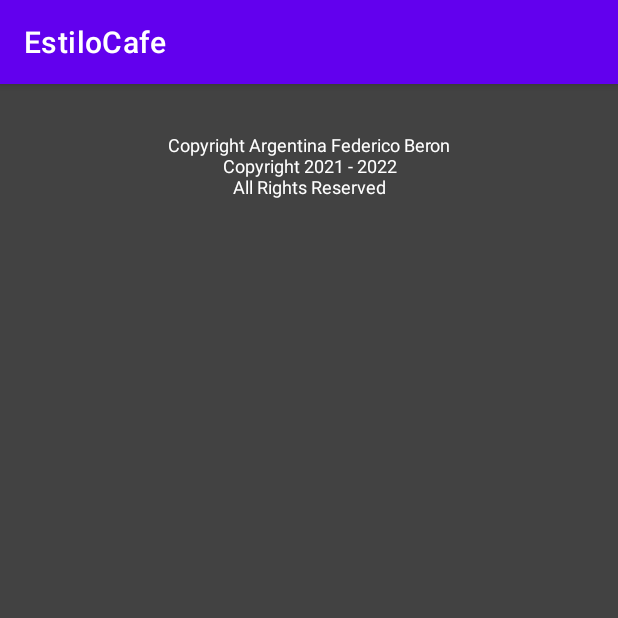
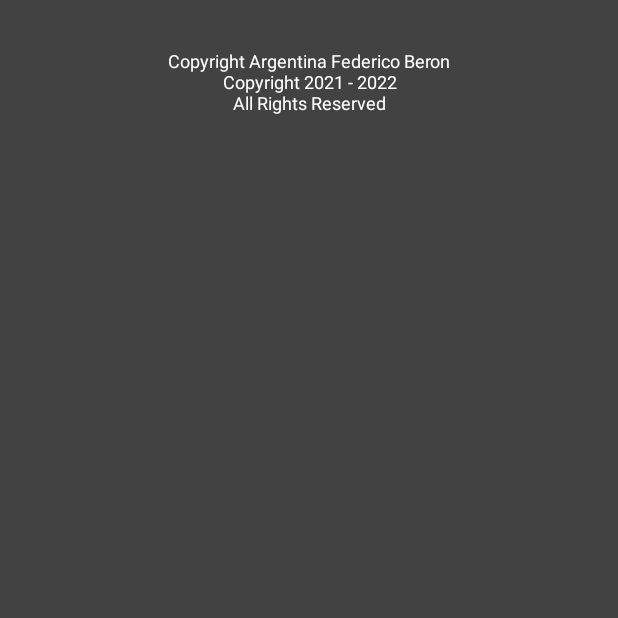
Before and after one commit to fedeb87/EstiloCafe, an Android app: the fragment AboutFragment shown on its own in the app's theme, on a phone screen of 412 x 824 dp, the top half of it. Run offline under Robolectric (Android 15) with nearby library versions, the phone set to English and light mode, and no system bars; libraries missing offline, so code that uses them is left out: com.vansuita.materialabout; 3 statements that could not run were skipped.

Commit message:
Fix some bugs

```diff
--- a/app/build.gradle
+++ b/app/build.gradle
@@ -18,7 +18,7 @@ android {
     buildTypes {
         release {
             shrinkResources true
-            minifyEnabled false
+            minifyEnabled true
             proguardFiles getDefaultProguardFile('proguard-android-optimize.txt'), 'proguard-rules.pro'
         }
     }
--- a/app/src/main/java/com/federicoberon/estilocafe/EstiloCafeApplication.java
+++ b/app/src/main/java/com/federicoberon/estilocafe/EstiloCafeApplication.java
@@ -10,6 +10,7 @@ import android.content.Context;
 import android.os.Build;
 
 import com.federicoberon.estilocafe.di.ApplicationComponent;
+import com.federicoberon.estilocafe.di.DaggerApplicationComponent;
 import com.federicoberon.estilocafe.di.module.ApplicationModule;
 import com.federicoberon.estilocafe.di.module.DatabaseModule;
 import com.federicoberon.estilocafe.utils.NetworkMonitoringUtil;
--- a/app/src/main/java/com/federicoberon/estilocafe/ui/about/AboutFragment.java
+++ b/app/src/main/java/com/federicoberon/estilocafe/ui/about/AboutFragment.java
@@ -65,8 +65,8 @@ public class AboutFragment extends Fragment {
                     Bundle args = new Bundle();
                     args.putLong(TYPE_OF_CONTENT, 1L);
                     // TODO: 22/07/2022 hacer los navigation, ver bien como tener uno principal y varios secundarios
-                    Navigation.findNavController(
-                            binding.getRoot()).navigate(R.id.action_aboutFragment_to_termsDialogFragment, args);
+                    /*Navigation.findNavController(
+                            binding.getRoot()).navigate(R.id.action_aboutFragment_to_termsDialogFragment, args);*/
                 })
                 .addDonateAction(donateIntent)
                 .setWrapScrollView(true)
--- a/app/src/main/java/com/federicoberon/estilocafe/ui/login/LoginActivity.java
+++ b/app/src/main/java/com/federicoberon/estilocafe/ui/login/LoginActivity.java
@@ -2,6 +2,7 @@ package com.federicoberon.estilocafe.ui.login;
 
 import android.content.Intent;
 import android.os.Bundle;
+import android.util.Log;
 
 import androidx.core.app.ActivityCompat;
 import androidx.fragment.app.Fragment;
@@ -29,6 +30,8 @@ public class LoginActivity extends BaseActivity implements ActivityCompat.OnRequ
         ((EstiloCafeApplication) getApplicationContext())
                 .appComponent.inject(this);
 
+        Log.w("<<< MIO >>>", "On create del LoginActivity");
+
         super.onCreate(savedInstanceState);
         binding = ActivityLoginBinding.inflate(getLayoutInflater());
         setContentView(binding.getRoot());
--- a/app/src/main/java/com/federicoberon/estilocafe/ui/login/LoginFragment.java
+++ b/app/src/main/java/com/federicoberon/estilocafe/ui/login/LoginFragment.java
@@ -78,6 +78,9 @@ public class LoginFragment extends Fragment {
     @Override
     public void onCreate(Bundle savedInstanceState) {
         super.onCreate(savedInstanceState);
+
+
+        Log.w("<<< MIO >>>", "On create del LoginFragment");
 
         mDialog = new SpotsDialog.Builder()
                 .setContext(requireContext())
--- a/app/src/main/res/values/themes.xml
+++ b/app/src/main/res/values/themes.xml
@@ -1,10 +1,10 @@
 <resources xmlns:tools="http://schemas.android.com/tools">
     <!-- Base application theme. -->
-    <style name="Theme.EstiloCafe" parent="Theme.MaterialComponents.DayNight.DarkActionBar">
+    <style name="Theme.EstiloCafe" parent="Theme.MaterialComponents.DayNight.NoActionBar">
         <!-- Primary brand color. -->
-        <item name="colorPrimary">@color/purple_500</item>
-        <item name="colorPrimaryVariant">@color/purple_700</item>
-        <item name="colorOnPrimary">@color/white</item>
+        <item name="colorPrimary">@color/primaryColor</item>
+        <item name="colorPrimaryVariant">@color/primaryDarkColor</item>
+        <item name="colorOnPrimary">@color/primaryTextColor</item>
         <!-- Secondary brand color. -->
         <item name="colorSecondary">@color/teal_200</item>
         <item name="colorSecondaryVariant">@color/teal_700</item>
@@ -14,8 +14,17 @@
         <!-- Customize your theme here. -->
     </style>
 
+    <style name="AlertDialogCustom" parent="Theme.EstiloCafe">
+        <item name="android:textColorPrimary">@color/black</item>
+        <item name="android:textColor">@color/black</item>
+    </style>
+
     <style name="AppThemeDark" parent="Theme.AppCompat.NoActionBar">
         <item name="windowActionBar">false</item>
         <item name="windowNoTitle">true</item>
     </style>
+
+    <style name="Theme.MeSuena.AppBarOverlay" parent="ThemeOverlay.AppCompat.Dark.ActionBar" />
+
+    <style name="Theme.MeSuena.PopupOverlay" parent="ThemeOverlay.AppCompat.Light" />
 </resources>
--- /dev/null
+++ b/app/src/main/res/xml/provider_paths.xml
@@ -0,0 +1,4 @@
+<?xml version="1.0" encoding="utf-8"?>
+<paths >
+    <external-path name="external_files" path="."/>
+</paths>
--- a/gradle.properties
+++ b/gradle.properties
@@ -19,3 +19,4 @@ android.useAndroidX=true
 # resources declared in the library itself and none from the library's dependencies,
 # thereby reducing the size of the R class for that library
 android.nonTransitiveRClass=true
+android.enableJetifier=true
```
Also changed, not shown: app/src/main/AndroidManifest.xml (+11 -0 lines), app/src/main/java/com/federicoberon/estilocafe/ui/splash/SplashActivity.java (+5 -4 lines), 1 other file.
